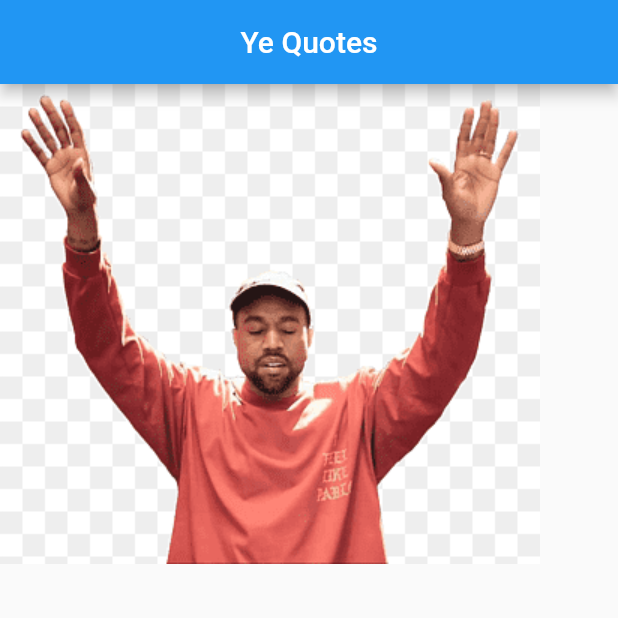
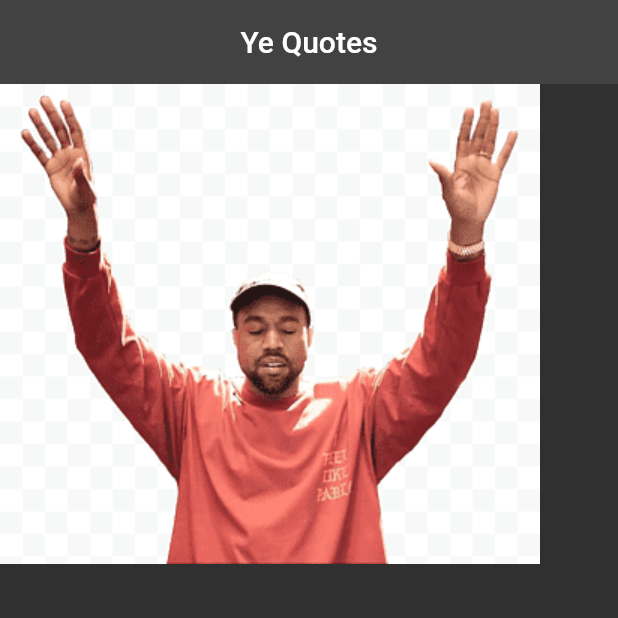
Before and after one commit to JoaoReisA/YePhrases, a Flutter app: the screen it shows after launch, on a phone screen of 412 x 824 dp, the top half of it. Run offline on Flutter 3.47's test engine with Material 2 defaults, Android fonts, the light colour scheme and no system bars; our stand-ins replace dartz, dio, equatable, get_it.

```diff
--- a/lib/main.dart
+++ b/lib/main.dart
@@ -14,9 +14,11 @@ class MyApp extends StatelessWidget {
   Widget build(BuildContext context) {
     return MaterialApp(
       title: 'Flutter Demo',
+      themeMode: ThemeMode.dark,
       theme: ThemeData(
         primarySwatch: Colors.blue,
       ),
+      darkTheme: ThemeData.dark(),
       home: const HomePage(),
     );
   }
--- a/lib/presenter/pages/home_page.dart
+++ b/lib/presenter/pages/home_page.dart
@@ -7,13 +7,14 @@ class HomePage extends StatelessWidget {
   Widget build(BuildContext context) {
     return Scaffold(
       appBar: AppBar(
+        elevation: 0,
         centerTitle: true,
         title: const Text("Ye Quotes"),
       ),
       body: Column(
         children: [
           //TODO: Put the quotes here
-          Image.asset("assets/images/ye_photo.png")
+          Image.asset("assets/images/ye.png")
         ],
       ),
     );
--- a/pubspec.yaml
+++ b/pubspec.yaml
@@ -64,7 +64,7 @@ flutter:
 
   # To add assets to your application, add an assets section, like this:
   assets:
-    - assets/images/ye_photo.png
+    - assets/images/
 
   # An image asset can refer to one or more resolution-specific "variants", see
   # https://flutter.dev/assets-and-images/#resolution-aware.
```
Also changed, not shown: lib/presenter/controller/home_page_controller.dart (added, +22 -0 lines), assets/images/ye.png (added).
